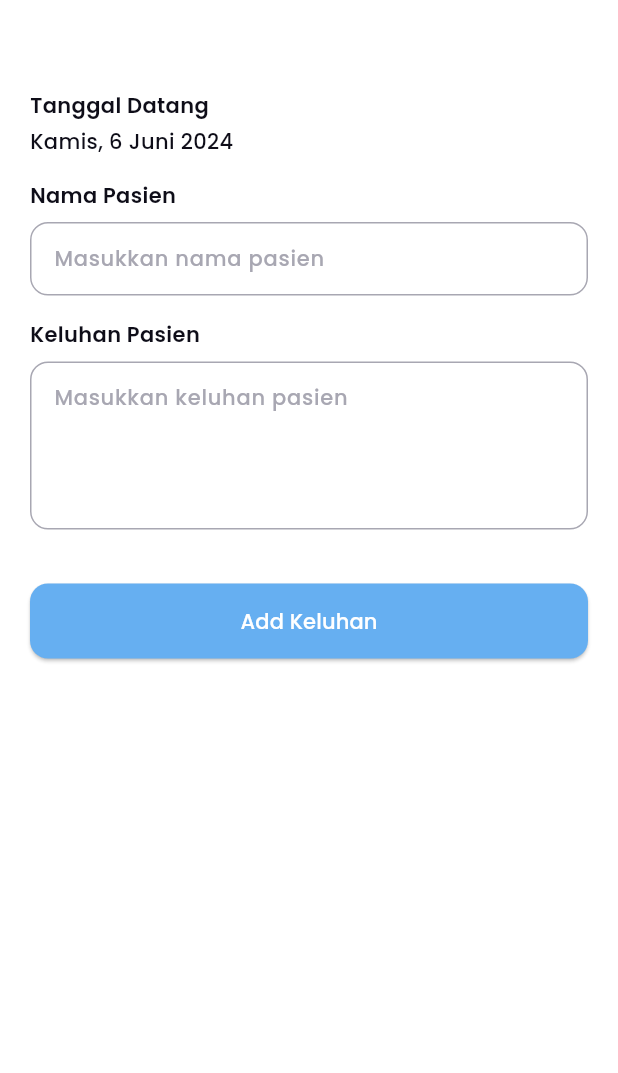
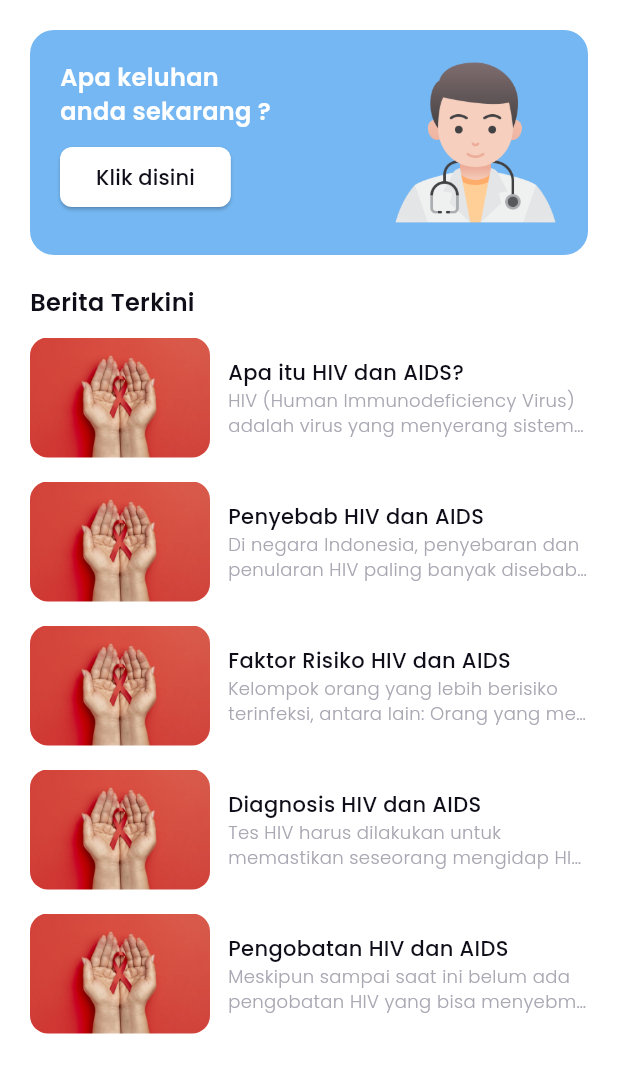
Before and after one commit to abghifareihand/medical_checkup_app, a Flutter app: the HomePasienPage screen opened directly, on a phone screen of 412 x 824 dp. Shown: the top 1073 px of the screen. Run offline on Flutter 3.47's test engine with Material 3 defaults, Android fonts, the phone set to English and light mode, and no system bars; our stand-ins replace cloud_firestore, dartz, firebase_auth, firebase_core, flutter_bloc, shared_preferences; accounts and stored records are empty.

Commit message:
add article berita

```diff
--- a/lib/core/constants/app_image.dart
+++ b/lib/core/constants/app_image.dart
@@ -1,5 +1,8 @@
 class AppImage {
   static const String logo = 'assets/images/logo.png';
+  static const String doctor = 'assets/images/doctor.png';
+  static const String bgberita = 'assets/images/bgberita.jpg';
+  static const String bghiv = 'assets/images/bghiv.jpg';
   static const String icPasien = 'assets/images/ic_pasien.png';
   static const String icPetugas = 'assets/images/ic_petugas.png';
 }
--- /dev/null
+++ b/lib/data/models/berita_response_model.dart
@@ -0,0 +1,46 @@
+import 'package:medical_checkup_app/core/constants/app_image.dart';
+
+class BeritaResponseModel {
+  final String judul;
+  final String deskripsi;
+  final String imageUrl;
+
+  BeritaResponseModel({
+    required this.judul,
+    required this.deskripsi,
+    required this.imageUrl,
+  });
+}
+
+List<BeritaResponseModel> dummyBeritaList = [
+  BeritaResponseModel(
+    judul: 'Apa itu HIV dan AIDS?',
+    deskripsi:
+        'HIV (Human Immunodeficiency Virus) adalah virus yang menyerang sistem kekebalan tubuh yang dapat melemahkan kemampuan tubuh melawan infeksi dan penyakit. AIDS (Acquired Immune Deficiency Syndrome) adalah kondisi di mana HIV sudah pada tahap infeksi akhir. Ketika seseorang sudah mengalami AIDS, tubuh tidak lagi memiliki kemampuan untuk melawan infeksi yang ditimbulkan. Dengan menjalani pengobatan tertentu, pengidap HIV bisa memperlambat perkembangan penyakit ini, sehingga pengidap HIV bisa menjalani hidup dengan normal.',
+    imageUrl: AppImage.bghiv,
+  ),
+  BeritaResponseModel(
+    judul: 'Penyebab HIV dan AIDS',
+    deskripsi:
+        'Di negara Indonesia, penyebaran dan penularan HIV paling banyak disebabkan melalui hubungan intim yang tidak aman dan bergantian menggunakan jarum suntik yang tidak steril saat memakai narkoba. Seseorang yang terinfeksi HIV dapat menularkannya kepada orang lain, bahkan sejak beberapa minggu sejak tertular. Semua orang berisiko terinfeksi HIV.',
+    imageUrl: AppImage.bghiv,
+  ),
+  BeritaResponseModel(
+    judul: 'Faktor Risiko HIV dan AIDS',
+    deskripsi:
+        'Kelompok orang yang lebih berisiko terinfeksi, antara lain: Orang yang melakukan hubungan intim tanpa kondom, baik hubungan sesama jenis maupun heteroseksual. Mereka yang sering membuat tato atau melakukan tindik. Orang yang terkena infeksi penyakit seksual lain. Pengguna narkotika suntik. Orang yang berhubungan intim dengan pengguna narkotika suntik.',
+    imageUrl: AppImage.bghiv,
+  ),
+  BeritaResponseModel(
+    judul: 'Diagnosis HIV dan AIDS',
+    deskripsi:
+        'Tes HIV harus dilakukan untuk memastikan seseorang mengidap HIV atau tidak. Pemeriksaan yang dilakukan sebagai langkah diagnosis adalah dengan mengambil sampel darah atau urine pengidap untuk diteliti di laboratorium',
+    imageUrl: AppImage.bghiv,
+  ),
+  BeritaResponseModel(
+    judul: 'Pengobatan HIV dan AIDS',
+    deskripsi:
+        'Meskipun sampai saat ini belum ada pengobatan HIV yang bisa menyebmbuhkan total, tetapi ada jenis obat yang dapat memperlambat perkembangan virus. Jenis obat ini disebut antiretroviral (ARV). RV bekerja dengan menghilangkan unsur yang virus HIV butuhkan untuk menggandakan diri dan mencegah virus HIV menghancurkan sel CD4. Jenis obat ARV memiliki berbagai varian, antara lain Etravirine, Efavirenz, Lamivudin, Zidovudin, dan juga Nevirapine. Selama mengonsumsi obat antiretroviral, dokter akan memonitor jumlah virus dan sel CD4 untuk menilai respons pengidap terhadap pengobatan. Hitung sel CD4 bisa kamu lakukan tiap 3–6 bulan.',
+    imageUrl: AppImage.bghiv,
+  ),
+];
--- a/lib/presentation/pasien/pages/home_pasien_page.dart
+++ b/lib/presentation/pasien/pages/home_pasien_page.dart
@@ -1,24 +1,16 @@
-import 'package:firebase_auth/firebase_auth.dart';
 import 'package:flutter/material.dart';
 import 'package:flutter_bloc/flutter_bloc.dart';
-import 'package:medical_checkup_app/core/components/custom_button.dart';
-import 'package:medical_checkup_app/core/components/custom_dialog.dart';
-import 'package:medical_checkup_app/core/components/custom_field.dart';
 import 'package:medical_checkup_app/core/constants/app_color.dart';
-import 'package:medical_checkup_app/core/constants/date_time_ext.dart';
-import 'package:medical_checkup_app/presentation/pasien/bloc/add_keluhan/add_keluhan_bloc.dart';
-import 'package:medical_checkup_app/presentation/petugas/widgets/text_tile.dart';
+import 'package:medical_checkup_app/core/constants/app_font.dart';
+import 'package:medical_checkup_app/core/constants/app_image.dart';
+import 'package:medical_checkup_app/data/models/berita_response_model.dart';
+import 'package:medical_checkup_app/presentation/auth/bloc/user/user_bloc.dart';
+import 'package:medical_checkup_app/presentation/pasien/pages/keluhan_pasien_page.dart';
+import 'package:medical_checkup_app/presentation/pasien/widgets/berita_tile.dart';
 
-class HomePasienPage extends StatefulWidget {
+class HomePasienPage extends StatelessWidget {
   const HomePasienPage({super.key});
 
-  @override
-  State<HomePasienPage> createState() => _HomePasienPageState();
-}
-
-class _HomePasienPageState extends State<HomePasienPage> {
-  final TextEditingController _nameController = TextEditingController();
-  final TextEditingController _keluhanController = TextEditingController();
   @override
   Widget build(BuildContext context) {
     return Scaffold(
@@ -26,67 +18,129 @@ class _HomePasienPageState extends State<HomePasienPage> {
       body: ListView(
         padding: const EdgeInsets.all(20),
         children: [
-          const SizedBox(height: 40),
-          TextTile(
-            label: 'Tanggal Datang',
-            text: DateTime.now().toFormattedDate(),
+          /// User Card
+          BlocBuilder<UserBloc, UserState>(
+            builder: (context, state) {
+              if (state is UserLoaded) {
+                final user = state.user;
+                return Container(
+                  margin: const EdgeInsets.symmetric(vertical: 20),
+                  child: Row(
+                    mainAxisAlignment: MainAxisAlignment.spaceBetween,
+                    children: [
+                      Column(
+                        crossAxisAlignment: CrossAxisAlignment.start,
+                        children: [
+                          Text(
+                            'Selamat Datang',
+                            style: AppFont.blackText.copyWith(
+                              fontSize: 14,
+                              fontWeight: regular,
                             ),
-          CustomField.text(
-            controller: _nameController,
-            label: 'Nama Pasien',
                           ),
-          CustomField.comment(
-            controller: _keluhanController,
-            label: 'Keluhan Pasien',
-            maxLines: 4,
+                          Text(
+                            user.name,
+                            style: AppFont.blackText.copyWith(
+                              fontSize: 14,
+                              fontWeight: semiBold,
                             ),
-          const SizedBox(height: 20),
-          BlocConsumer<AddKeluhanBloc, AddKeluhanState>(
-            listener: (context, state) {
-              if (state is AddKeluhanLoaded) {
-                showDialog(
-                  barrierDismissible: false,
-                  context: context,
-                  builder: (BuildContext context) {
-                    return CustomDialog(
-                      icon: Icons.check_circle,
-                      title: 'Berhasil',
-                      message:
-                          'Anda berhasil menambahkan keluhan, tunggu balasan dari petugas',
-                      onDonePressed: () {
-                        Navigator.pop(context);
-                      },
-                    );
-                  },
-                );
-                _keluhanController.clear();
-              }
-
-              if (state is AddKeluhanError) {
-                ScaffoldMessenger.of(context).showSnackBar(
-                  SnackBar(
-                    content: Text(state.message),
-                    backgroundColor: AppColor.red,
+                          ),
+                        ],
+                      ),
+                      ClipOval(
+                        child: Image.asset(
+                          width: 34,
+                          height: 34,
+                          AppImage.icPasien,
+                        ),
+                      ),
+                    ],
                   ),
                 );
               }
+              return Container();
             },
-            builder: (context, state) {
-              return CustomButton(
+          ),
+
+          /// Card to Keluhan
+          Container(
+            padding: const EdgeInsets.all(20),
+            height: 150,
+            decoration: BoxDecoration(
+              color: AppColor.primary.withOpacity(0.9),
+              borderRadius: BorderRadius.circular(16),
+            ),
+            child: Row(
+              mainAxisAlignment: MainAxisAlignment.spaceBetween,
+              children: [
+                Column(
+                  crossAxisAlignment: CrossAxisAlignment.start,
+                  children: [
+                    Text(
+                      'Apa keluhan\nanda sekarang ?',
+                      style: AppFont.whiteText.copyWith(
+                        fontSize: 16,
+                        fontWeight: semiBold,
+                      ),
+                    ),
+                    const SizedBox(height: 8),
+                    ElevatedButton(
+                      style: ElevatedButton.styleFrom(
+                        backgroundColor: AppColor.white,
+                        shape: RoundedRectangleBorder(
+                          borderRadius: BorderRadius.circular(8),
+                        ),
+                      ),
                       onPressed: () {
-                  final user = FirebaseAuth.instance.currentUser;
-                  context.read<AddKeluhanBloc>().add(
-                        AddKeluhan(
-                          pasienId: user!.uid,
-                          pasienName: _nameController.text,
-                          keluhan: _keluhanController.text,
+                        Navigator.push(
+                          context,
+                          MaterialPageRoute(
+                            builder: (context) => const KeluhanPasienPage(),
                           ),
                         );
                       },
-                text: 'Add Keluhan',
-                isLoading: state is AddKeluhanLoading,
+                      child: Text(
+                        'Klik disini',
+                        style: AppFont.blackText.copyWith(
+                          fontWeight: medium,
+                        ),
+                      ),
+                    ),
+                  ],
+                ),
+                Image.asset(
+                  AppImage.doctor,
+                ),
+              ],
+            ),
+          ),
+
+          /// Top doctor
+          Container(
+            margin: const EdgeInsets.symmetric(vertical: 20),
+            child: Column(
+              crossAxisAlignment: CrossAxisAlignment.start,
+              children: [
+                Text(
+                  'Berita Terkini',
+                  style: AppFont.blackText.copyWith(
+                    fontSize: 16,
+                    fontWeight: semiBold,
+                  ),
+                ),
+                ListView.builder(
+                  shrinkWrap: true,
+                  physics: const NeverScrollableScrollPhysics(),
+                  padding: const EdgeInsets.symmetric(vertical: 12),
+                  itemCount: dummyBeritaList.length,
+                  itemBuilder: (context, index) {
+                    return BeritaTile(
+                      berita: dummyBeritaList[index],
                     );
                   },
+                ),
+              ],
+            ),
           ),
         ],
       ),
--- /dev/null
+++ b/lib/presentation/pasien/widgets/berita_tile.dart
@@ -0,0 +1,65 @@
+import 'package:flutter/material.dart';
+import 'package:medical_checkup_app/core/constants/app_font.dart';
+import 'package:medical_checkup_app/data/models/berita_response_model.dart';
+import 'package:medical_checkup_app/presentation/pasien/widgets/berita_detail.dart';
+
+class BeritaTile extends StatelessWidget {
+  final BeritaResponseModel berita;
+  const BeritaTile({super.key, required this.berita});
+
+  @override
+  Widget build(BuildContext context) {
+    return GestureDetector(
+      onTap: () {
+        Navigator.push(
+          context,
+          MaterialPageRoute(
+            builder: (context) {
+              return BeritaDetail(berita: berita);
+            },
+          ),
+        );
+      },
+      child: Container(
+        padding: const EdgeInsets.only(bottom: 16),
+        child: Row(
+          children: [
+            ClipRRect(
+              borderRadius: BorderRadius.circular(12),
+              child: Image.asset(
+                berita.imageUrl,
+                width: 120,
+                height: 80,
+                fit: BoxFit.cover,
+              ),
+            ),
+            const SizedBox(width: 12),
+            Expanded(
+              child: Column(
+                crossAxisAlignment: CrossAxisAlignment.start,
+                children: [
+                  Text(
+                    berita.judul,
+                    style: AppFont.blackText.copyWith(
+                      fontSize: 14,
+                      fontWeight: medium,
+                    ),
+                  ),
+                  Text(
+                    berita.deskripsi,
+                    style: AppFont.greyText.copyWith(
+                      fontSize: 12,
+                      fontWeight: light,
+                    ),
+                    maxLines: 2,
+                    overflow: TextOverflow.ellipsis,
+                  ),
+                ],
+              ),
+            ),
+          ],
+        ),
+      ),
+    );
+  }
+}
```
Also changed, not shown: lib/presentation/pasien/pages/keluhan_pasien_page.dart (added, +95 -0 lines), lib/presentation/pasien/widgets/berita_detail.dart (added, +94 -0 lines), assets/images/bgberita.jpg (added), assets/images/bghiv.jpg (added), assets/images/doctor.png (added). Lines whose indentation alone changed are shown as unchanged.
